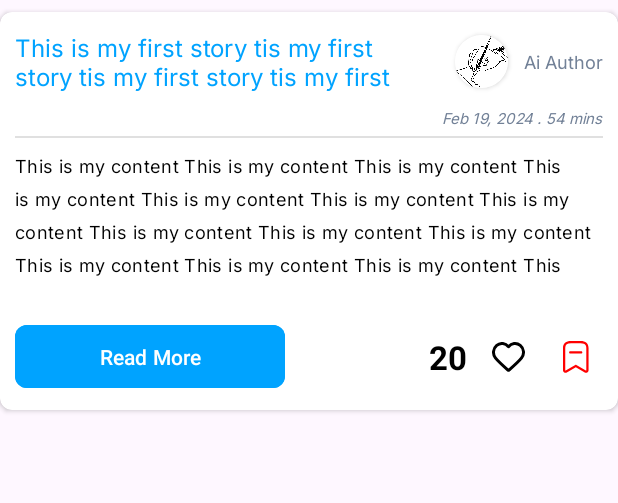
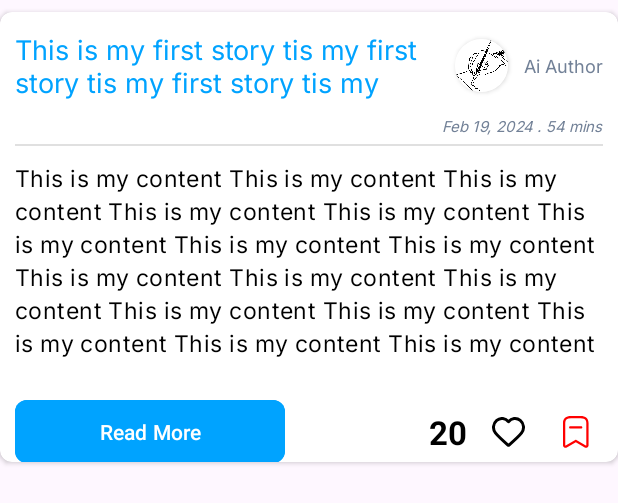
Before and after one commit to riteshbangal/BoimamaAndroidApp, an Android app: the layout story_item.xml on its own in the app's theme, with its tools: preview values and no code run, on a phone screen of 412 x 824 dp. Shown: the top 503 px of the screen. Run offline under Robolectric (Android 15) with nearby library versions, the phone set to English and light mode, and no system bars; Roboto replaces fonts that are not available here.

Commit message:
Toggle functionality for story's image or short content in the list page

```diff
--- a/app/src/main/res/layout/story_item.xml
+++ b/app/src/main/res/layout/story_item.xml
@@ -3,7 +3,7 @@
     xmlns:tools="http://schemas.android.com/tools"
     android:elevation="5dp"
     android:layout_width="match_parent"
-    android:layout_height="265dp"
+    android:layout_height="300dp"
     android:layout_marginTop="8dp"
     app:cardCornerRadius="8dp">
 
@@ -22,7 +22,7 @@
             android:maxLines="2"
             android:text="@string/textViewStoryTitle"
             android:textColor="@color/blue"
-            android:textSize="16sp"
+            android:textSize="18sp"
             app:layout_constraintStart_toStartOf="parent"
             app:layout_constraintTop_toTopOf="parent" />
 
@@ -87,22 +87,37 @@
             app:layout_constraintStart_toStartOf="@+id/textViewStoryTitle"
             app:layout_constraintTop_toBottomOf="@id/textViewStoryMetadata" />
 
+        <FrameLayout xmlns:android="http://schemas.android.com/apk/res/android"
+            android:id="@+id/frameLayoutStoryShortContent"
+            android:layout_width="0dp"
+            android:layout_height="170dp"
+            app:layout_constraintEnd_toEndOf="@+id/dividerStoryCard"
+            app:layout_constraintStart_toStartOf="@+id/dividerStoryCard"
+            app:layout_constraintTop_toBottomOf="@id/dividerStoryCard">
 
             <TextView
                 android:id="@+id/textViewStoryShortContent"
-            android:layout_width="0dp"
-            android:layout_height="100dp"
+                android:layout_width="match_parent"
+                android:layout_height="match_parent"
                 android:layout_marginTop="10dp"
                 android:fontFamily="@font/inter"
                 android:letterSpacing="0.02"
                 android:lineHeight="22sp"
-            android:maxLines="4"
+                android:maxLines="6"
                 android:text="This is my content This is my content This is my content This is my content This is my content This is my content This is my content This is my content This is my content This is my content This is my content This is my content This is my content This is my content This is my content This is my content This is my content This is my content This is my content This is my content This is my content "
                 android:textColor="@color/black"
-            android:textSize="12sp"
-            app:layout_constraintEnd_toEndOf="@+id/dividerStoryCard"
-            app:layout_constraintStart_toStartOf="@+id/dividerStoryCard"
-            app:layout_constraintTop_toBottomOf="@id/dividerStoryCard" />
+                android:textSize="15sp"
+                android:visibility="visible"/>
+
+            <ImageView
+                android:id="@+id/imageViewStory"
+                android:layout_width="wrap_content"
+                android:layout_height="match_parent"
+                android:scaleType="centerCrop"
+                android:src="@drawable/no_image"
+                android:visibility="invisible" />
+
+        </FrameLayout>
 
         <Button
             android:id="@+id/buttonReadMore"
@@ -112,8 +127,8 @@
             android:text="@string/buttonReadMore"
             app:cornerRadius="8dp"
             app:layout_constraintBottom_toBottomOf="parent"
-            app:layout_constraintStart_toStartOf="@+id/textViewStoryShortContent"
-            app:layout_constraintTop_toBottomOf="@id/textViewStoryShortContent" />
+            app:layout_constraintStart_toStartOf="@+id/frameLayoutStoryShortContent"
+            app:layout_constraintTop_toBottomOf="@id/frameLayoutStoryShortContent" />
 
         <ImageButton
             android:id="@+id/imageButtonSaveUnsaveStory"
@@ -121,7 +136,7 @@
             android:layout_height="35dp"
             android:background="@android:color/transparent"
             app:layout_constraintBottom_toBottomOf="@+id/buttonReadMore"
-            app:layout_constraintEnd_toEndOf="@+id/textViewStoryShortContent"
+            app:layout_constraintEnd_toEndOf="@+id/frameLayoutStoryShortContent"
             app:layout_constraintTop_toTopOf="@+id/buttonReadMore"
             app:srcCompat="@drawable/saved_icon" />
 
```
Also changed, not shown: app/src/main/java/in/boimama/app/android/adapter/StoryAdapter.java (+47 -6 lines). Lines whose indentation alone changed are shown as unchanged.
